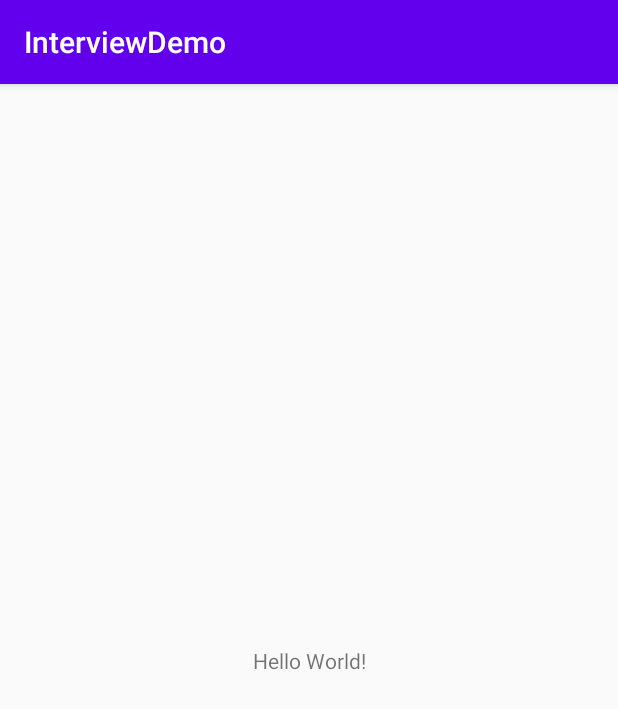
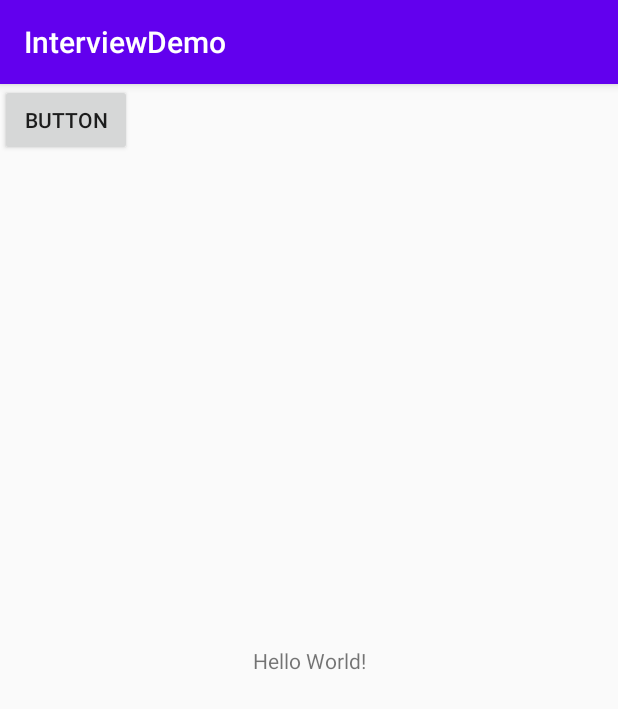
Before and after one commit to hloong/InterviewDemo, an Android app: the screen it shows after launch (MainActivity), on a phone screen of 412 x 824 dp. Shown: the top 709 px of the screen. Run offline under Robolectric (Android 15) with nearby library versions, the light colour scheme and no system bars.

Commit message:
修改属性动画模拟代码

```diff
--- a/app/src/main/java/com/hloong/interview/MainActivity.kt
+++ b/app/src/main/java/com/hloong/interview/MainActivity.kt
@@ -1,11 +1,19 @@
 package com.hloong.interview
 
+import android.animation.ObjectAnimator
 import androidx.appcompat.app.AppCompatActivity
 import android.os.Bundle
+import kotlinx.android.synthetic.main.activity_main.*
 
 class MainActivity : AppCompatActivity() {
     override fun onCreate(savedInstanceState: Bundle?) {
         super.onCreate(savedInstanceState)
         setContentView(R.layout.activity_main)
+
+        var anim = ObjectAnimator.ofFloat(bt,"alpha",0f,1f)
+        anim.duration = 1000
+        anim.start()
     }
+
+
 }
--- a/app/src/main/java/com/hloong/interview/animator/LineInterpolator.java
+++ b/app/src/main/java/com/hloong/interview/animator/LineInterpolator.java
@@ -1,6 +1,6 @@
 package com.hloong.interview.animator;
 
-public class    LineInterpolator implements  TimeInterpolator {
+public class LineInterpolator implements TimeInterpolator {
     @Override
     public float getInterpolation(float input) {
         return input;
--- a/app/src/main/java/com/hloong/interview/animator/MyObjectAnimator.java
+++ b/app/src/main/java/com/hloong/interview/animator/MyObjectAnimator.java
@@ -5,7 +5,7 @@
 
 import java.lang.ref.WeakReference;
 
-public class MyObjectAnimator  implements VSYNCManager.AnimationFrameCallback {
+public class MyObjectAnimator implements VSYNCManager.AnimationFrameCallback {
     private static final String TAG = "tuch";
     long mStartTime = -1;
     private long mDuration = 0;
--- a/app/src/main/java/com/hloong/interview/animator/VSYNCManager.java
+++ b/app/src/main/java/com/hloong/interview/animator/VSYNCManager.java
@@ -3,6 +3,9 @@
 import java.util.ArrayList;
 import java.util.List;
 
+/**
+ * 模拟信号发送， 16ms 一次循环
+ */
 public class VSYNCManager {
     private static final VSYNCManager ourInstance = new VSYNCManager();
 
@@ -21,7 +24,6 @@
         @Override
         public void run() {
             while (true) {
-
                 try {
                     Thread.sleep(16);
                 } catch (InterruptedException e) {
--- a/app/src/main/res/layout/activity_main.xml
+++ b/app/src/main/res/layout/activity_main.xml
@@ -15,4 +15,12 @@
         app:layout_constraintRight_toRightOf="parent"
         app:layout_constraintTop_toTopOf="parent" />
 
+    <Button
+        android:id="@+id/bt"
+        android:layout_width="wrap_content"
+        android:layout_height="wrap_content"
+        android:text="BUTTON"
+
+        tools:ignore="MissingConstraints" />
+
 </androidx.constraintlayout.widget.ConstraintLayout>
```
